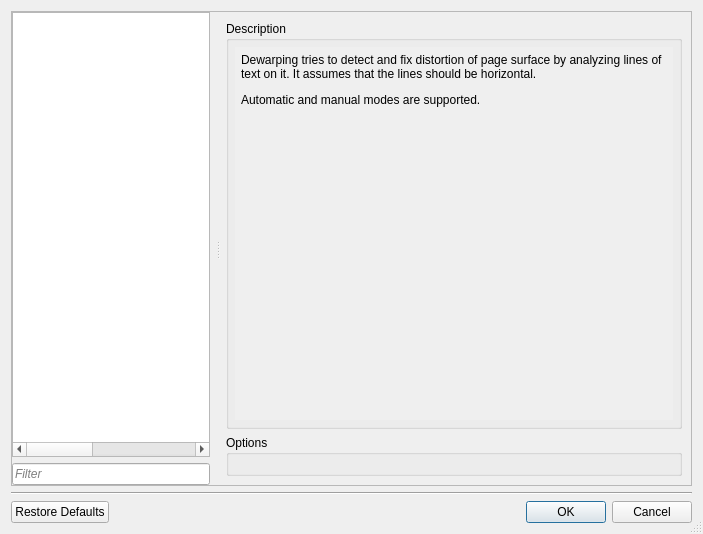
Old version of the form src/app/ui/SettingsDialog.ui in the repository ImageProcessing-ElectronicPublications/scantailor-deviant.
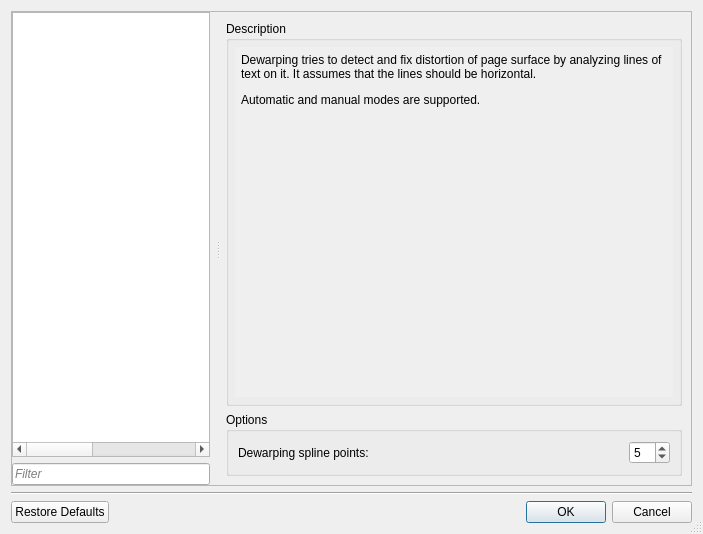
New version of the form. Icons and pictures are not drawn. Custom widgets are drawn as their Qt base class.

Commit message: Add 'Dewarping spline points' option

Patch:
```diff
--- a/src/app/ui/SettingsDialog.ui
+++ b/src/app/ui/SettingsDialog.ui
@@ -171,7 +171,7 @@
        </size>
       </property>
       <property name="currentIndex">
-       <number>27</number>
+       <number>13</number>
       </property>
       <widget class="QWidget" name="pageEmpty">
        <layout class="QVBoxLayout" name="verticalLayout_2"/>
@@ -1627,6 +1627,110 @@
         </item>
        </layout>
       </widget>
+      <widget class="QWidget" name="pageDistortionsCorrection">
+       <layout class="QVBoxLayout" name="verticalLayout_99">
+        <item>
+         <widget class="QGroupBox" name="groupBox_20">
+          <property name="title">
+           <string>Description</string>
+          </property>
+          <layout class="QVBoxLayout" name="verticalLayout_98">
+           <property name="spacing">
+            <number>6</number>
+           </property>
+           <property name="leftMargin">
+            <number>6</number>
+           </property>
+           <property name="topMargin">
+            <number>6</number>
+           </property>
+           <property name="rightMargin">
+            <number>6</number>
+           </property>
+           <property name="bottomMargin">
+            <number>6</number>
+           </property>
+           <item>
+            <widget class="QLabel" name="lblDockingDescr_2">
+             <property name="text">
+              <string>At this stage, you can correct distortions caused by rotating the paper in the scanner, or perspective distortions in the photo.</string>
+             </property>
+             <property name="alignment">
+              <set>Qt::AlignLeading|Qt::AlignLeft|Qt::AlignTop</set>
+             </property>
+             <property name="wordWrap">
+              <bool>true</bool>
+             </property>
+             <property name="textInteractionFlags">
+              <set>Qt::LinksAccessibleByMouse|Qt::TextSelectableByKeyboard|Qt::TextSelectableByMouse</set>
+             </property>
+            </widget>
+           </item>
+          </layout>
+         </widget>
+        </item>
+       </layout>
+      </widget>
+      <widget class="QWidget" name="pageDeviantDeskew">
+       <layout class="QVBoxLayout" name="verticalLayout_62">
+        <property name="spacing">
+         <number>6</number>
+        </property>
+        <property name="leftMargin">
+         <number>6</number>
+        </property>
+        <property name="topMargin">
+         <number>9</number>
+        </property>
+        <property name="rightMargin">
+         <number>9</number>
+        </property>
+        <property name="bottomMargin">
+         <number>9</number>
+        </property>
+        <item>
+         <widget class="QGroupBox" name="groupBox_11">
+          <property name="title">
+           <string>Description</string>
+          </property>
+          <layout class="QVBoxLayout" name="verticalLayout_61">
+           <property name="spacing">
+            <number>6</number>
+           </property>
+           <property name="leftMargin">
+            <number>6</number>
+           </property>
+           <property name="topMargin">
+            <number>6</number>
+           </property>
+           <property name="rightMargin">
+            <number>6</number>
+           </property>
+           <property name="bottomMargin">
+            <number>6</number>
+           </property>
+           <item>
+            <widget class="QLabel" name="lblDeviantDeskewDescr">
+             <property name="text">
+              <string>If enabled - marks deviant pages with red asterisks in Thumbnails panel.
+The Deviant page on this stage is defined as a page which absolute deskew angle value is bigger than specified in command line (5 degrees by default) or differs from average angle more than 1.5 standard deviations. Average angle and standard deviation are statistical measurements calculated based on all pages.</string>
+             </property>
+             <property name="alignment">
+              <set>Qt::AlignLeading|Qt::AlignLeft|Qt::AlignTop</set>
+             </property>
+             <property name="wordWrap">
+              <bool>true</bool>
+             </property>
+             <property name="textInteractionFlags">
+              <set>Qt::LinksAccessibleByMouse|Qt::TextSelectableByKeyboard|Qt::TextSelectableByMouse</set>
+             </property>
+            </widget>
+           </item>
+          </layout>
+         </widget>
+        </item>
+       </layout>
+      </widget>
       <widget class="QWidget" name="pageDeskew">
        <layout class="QVBoxLayout" name="verticalLayout_39">
         <property name="spacing">
@@ -1785,8 +1889,8 @@
         </item>
        </layout>
       </widget>
-      <widget class="QWidget" name="pageDeviantDeskew">
-       <layout class="QVBoxLayout" name="verticalLayout_62">
+      <widget class="QWidget" name="pageDewarping">
+       <layout class="QVBoxLayout" name="verticalLayout_54">
         <property name="spacing">
          <number>6</number>
         </property>
@@ -1803,11 +1907,11 @@
          <number>9</number>
         </property>
         <item>
-         <widget class="QGroupBox" name="groupBox_11">
+         <widget class="QGroupBox" name="groupBox_42">
           <property name="title">
            <string>Description</string>
           </property>
-          <layout class="QVBoxLayout" name="verticalLayout_61">
+          <layout class="QVBoxLayout" name="verticalLayout_31">
            <property name="spacing">
             <number>6</number>
            </property>
@@ -1824,25 +1928,110 @@
             <number>6</number>
            </property>
            <item>
-            <widget class="QLabel" name="lblDeviantDeskewDescr">
-             <property name="text">
-              <string>If enabled - marks deviant pages with red asterisks in Thumbnails panel.
-The Deviant page on this stage is defined as a page which absolute deskew angle value is bigger than specified in command line (5 degrees by default) or differs from average angle more than 1.5 standard deviations. Average angle and standard deviation are statistical measurements calculated based on all pages.</string>
+            <widget class="QScrollArea" name="scrollArea_19">
+             <property name="frameShape">
+              <enum>QFrame::NoFrame</enum>
              </property>
-             <property name="alignment">
-              <set>Qt::AlignLeading|Qt::AlignLeft|Qt::AlignTop</set>
-             </property>
-             <property name="wordWrap">
+             <property name="widgetResizable">
               <bool>true</bool>
              </property>
-             <property name="textInteractionFlags">
-              <set>Qt::LinksAccessibleByMouse|Qt::TextSelectableByKeyboard|Qt::TextSelectableByMouse</set>
-             </property>
+             <widget class="QWidget" name="scrollAreaWidgetContents_19">
+              <property name="geometry">
+               <rect>
+                <x>0</x>
+                <y>0</y>
+                <width>396</width>
+                <height>350</height>
+               </rect>
+              </property>
+              <layout class="QVBoxLayout" name="verticalLayout_92">
+               <property name="leftMargin">
+                <number>6</number>
+               </property>
+               <property name="topMargin">
+                <number>6</number>
+               </property>
+               <property name="rightMargin">
+                <number>6</number>
+               </property>
+               <property name="bottomMargin">
+                <number>6</number>
+               </property>
+               <item>
+                <widget class="QLabel" name="lblDewarpingDescr">
+                 <property name="text">
+                  <string>&lt;html&gt;&lt;head/&gt;&lt;body&gt;&lt;p&gt;Dewarping tries to detect and fix distortion of page surface by analyzing lines of text on it. It assumes that the lines should be horizontal.&lt;/p&gt;&lt;p&gt;Automatic and manual modes are supported.&lt;/p&gt;&lt;/body&gt;&lt;/html&gt;</string>
+                 </property>
+                 <property name="alignment">
+                  <set>Qt::AlignLeading|Qt::AlignLeft|Qt::AlignTop</set>
+                 </property>
+                 <property name="wordWrap">
+                  <bool>true</bool>
+                 </property>
+                 <property name="textInteractionFlags">
+                  <set>Qt::LinksAccessibleByMouse|Qt::TextSelectableByKeyboard|Qt::TextSelectableByMouse</set>
+                 </property>
+                </widget>
+               </item>
+              </layout>
+             </widget>
             </widget>
            </item>
           </layout>
          </widget>
         </item>
+        <item>
+         <widget class="QGroupBox" name="optDewarping">
+          <property name="title">
+           <string>Options</string>
+          </property>
+          <layout class="QGridLayout" name="gridLayout_5">
+           <item row="0" column="0">
+            <layout class="QHBoxLayout" name="horizontalLayout_17">
+             <item>
+              <widget class="QLabel" name="lblDewarpingSplinePoints">
+               <property name="text">
+                <string>Dewarping spline points:</string>
+               </property>
+              </widget>
+             </item>
+             <item>
+              <spacer name="horizontalSpacer_24">
+               <property name="orientation">
+                <enum>Qt::Horizontal</enum>
+               </property>
+               <property name="sizeHint" stdset="0">
+                <size>
+                 <width>40</width>
+                 <height>20</height>
+                </size>
+               </property>
+              </spacer>
+             </item>
+             <item>
+              <widget class="QSpinBox" name="sbDewarpingSplinePoints">
+               <property name="sizePolicy">
+                <sizepolicy hsizetype="Minimum" vsizetype="Fixed">
+                 <horstretch>0</horstretch>
+                 <verstretch>0</verstretch>
+                </sizepolicy>
+               </property>
+               <property name="minimum">
+                <number>3</number>
+               </property>
+               <property name="maximum">
+                <number>15</number>
+               </property>
+               <property name="value">
+                <number>5</number>
+               </property>
+              </widget>
+             </item>
+            </layout>
+           </item>
+          </layout>
+         </widget>
+        </item>
        </layout>
       </widget>
       <widget class="QWidget" name="pageSelectContent">
@@ -4030,107 +4219,6 @@
         </item>
        </layout>
       </widget>
-      <widget class="QWidget" name="pageDewarping">
-       <layout class="QVBoxLayout" name="verticalLayout_54">
-        <property name="spacing">
-         <number>6</number>
-        </property>
-        <property name="leftMargin">
-         <number>6</number>
-        </property>
-        <property name="topMargin">
-         <number>9</number>
-        </property>
-        <property name="rightMargin">
-         <number>9</number>
-        </property>
-        <property name="bottomMargin">
-         <number>9</number>
-        </property>
-        <item>
-         <widget class="QGroupBox" name="groupBox_42">
-          <property name="title">
-           <string>Description</string>
-          </property>
-          <layout class="QVBoxLayout" name="verticalLayout_31">
-           <property name="spacing">
-            <number>6</number>
-           </property>
-           <property name="leftMargin">
-            <number>6</number>
-           </property>
-           <property name="topMargin">
-            <number>6</number>
-           </property>
-           <property name="rightMargin">
-            <number>6</number>
-           </property>
-           <property name="bottomMargin">
-            <number>6</number>
-           </property>
-           <item>
-            <widget class="QScrollArea" name="scrollArea_19">
-             <property name="frameShape">
-              <enum>QFrame::NoFrame</enum>
-             </property>
-             <property name="widgetResizable">
-              <bool>true</bool>
-             </property>
-             <widget class="QWidget" name="scrollAreaWidgetContents_19">
-              <property name="geometry">
-               <rect>
-                <x>0</x>
-                <y>0</y>
-                <width>396</width>
-                <height>372</height>
-               </rect>
-              </property>
-              <layout class="QVBoxLayout" name="verticalLayout_92">
-               <property name="leftMargin">
-                <number>6</number>
-               </property>
-               <property name="topMargin">
-                <number>6</number>
-               </property>
-               <property name="rightMargin">
-                <number>6</number>
-               </property>
-               <property name="bottomMargin">
-                <number>6</number>
-               </property>
-               <item>
-                <widget class="QLabel" name="lblDewarpingDescr">
-                 <property name="text">
-                  <string>&lt;html&gt;&lt;head/&gt;&lt;body&gt;&lt;p&gt;Dewarping tries to detect and fix distortion of page surface by analyzing lines of text on it. It assumes that the lines should be horizontal.&lt;/p&gt;&lt;p&gt;Automatic and manual modes are supported.&lt;/p&gt;&lt;/body&gt;&lt;/html&gt;</string>
-                 </property>
-                 <property name="alignment">
-                  <set>Qt::AlignLeading|Qt::AlignLeft|Qt::AlignTop</set>
-                 </property>
-                 <property name="wordWrap">
-                  <bool>true</bool>
-                 </property>
-                 <property name="textInteractionFlags">
-                  <set>Qt::LinksAccessibleByMouse|Qt::TextSelectableByKeyboard|Qt::TextSelectableByMouse</set>
-                 </property>
-                </widget>
-               </item>
-              </layout>
-             </widget>
-            </widget>
-           </item>
-          </layout>
-         </widget>
-        </item>
-        <item>
-         <widget class="QGroupBox" name="optDewarping">
-          <property name="title">
-           <string>Options</string>
-          </property>
-          <layout class="QFormLayout" name="formLayout_17"/>
-         </widget>
-        </item>
-       </layout>
-      </widget>
       <widget class="QWidget" name="pageDespeckling">
        <layout class="QVBoxLayout" name="verticalLayout_33">
         <property name="spacing">
```
Left out of the diff: 3 changed lines with no effect on the pictures. The commit also changes 8 other files.
